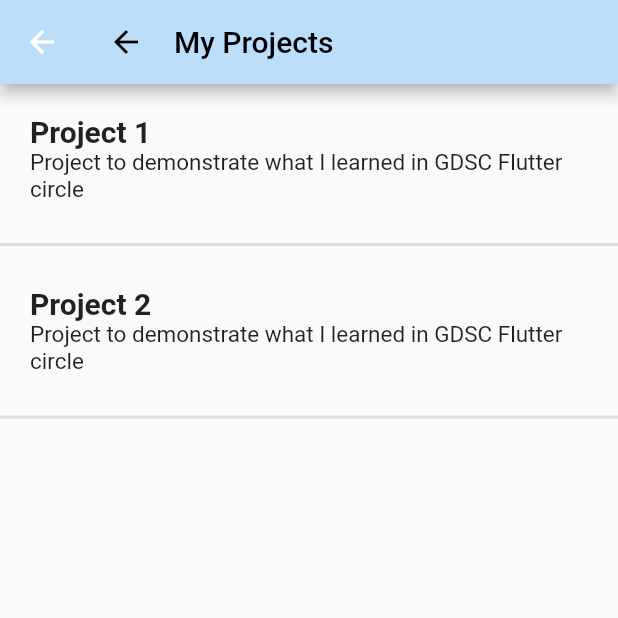
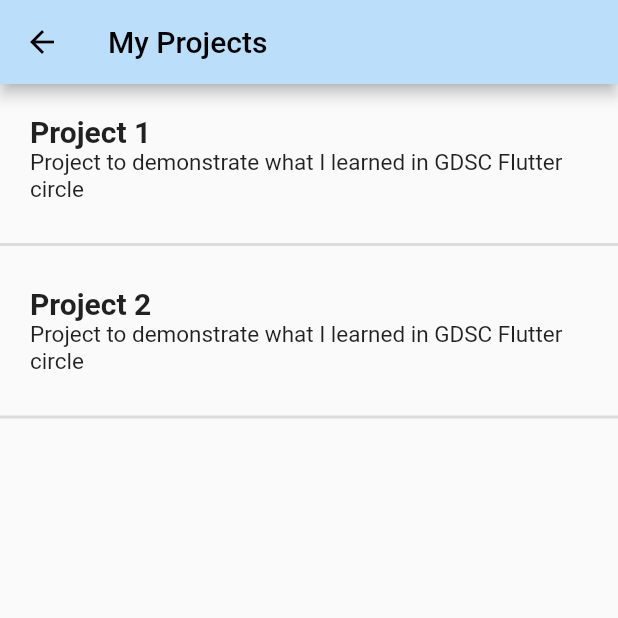
Before and after one commit to kamini-singh/portfolio_app, a Flutter app: the ProjectsPage screen opened directly, on a phone screen of 412 x 824 dp, the top half of it. Run offline on Flutter 3.47's test engine with Material 2 defaults, Android fonts, the phone set to English and light mode, and no system bars.

Commit message:
added navigation

```diff
--- a/lib/projects.dart
+++ b/lib/projects.dart
@@ -1,7 +1,8 @@
 import 'package:flutter/material.dart';
+import 'package:url_launcher/url_launcher.dart';
 
 class ProjectsPage extends StatelessWidget {
-  const ProjectsPage ({Key? key}) : super(key: key);
+  const ProjectsPage({Key? key}) : super(key: key);
 
   @override
   Widget build(BuildContext context) {
@@ -9,70 +10,89 @@ class ProjectsPage extends StatelessWidget {
       child: Scaffold(
           appBar: AppBar(
             backgroundColor: Colors.blue[100],
-          title: Row(
-            children: const [
-              Icon(
-                Icons.arrow_back,
+            title: const Text('My Projects',
+            style: TextStyle(
+              fontSize: 20,
               color: Colors.black,
             ),
-              SizedBox(
-                width: 20,
             ),
-              Text('My Projects',
-                  style: TextStyle(
-                    color: Colors.black,
-                  )),
-            ],
+            leading: IconButton(
+              onPressed:  () {
+                Navigator.pop(context);
+              },
+              icon: const Icon(Icons.arrow_back, color: Colors.black,),
               ),
           ),
           body: Column(
             children: [
-         Padding(
+              GestureDetector(
+                onTap: () {
+                  final Uri _url = Uri.parse('https://github.com/');
+                  _launchUrl(_url);
+                },
+                child: Padding(
                   padding: const EdgeInsets.all(20.0),
                   child: Column(
                     crossAxisAlignment: CrossAxisAlignment.start,
-           children: const[
-            Text('Project 1',
+                    children: const [
+                      Text(
+                        'Project 1',
                         style: TextStyle(
                           fontWeight: FontWeight.bold,
                           fontSize: 20,
                         ),
                       ),
-            Text('Project to demonstrate what I learned in GDSC Flutter circle',
+                      Text(
+                        'Project to demonstrate what I learned in GDSC Flutter circle',
                         style: TextStyle(
                           fontSize: 15,
-            ),),
+                        ),
+                      ),
                     ],
                   ),
                 ),
-
+              ),
               const Divider(
                 thickness: 2,
               ),
-         Padding(
+              GestureDetector(
+                onTap: (){
+                   final Uri _url = Uri.parse('https://github.com/');
+                  _launchUrl(_url);
+                },
+                child: Padding(
                   padding: const EdgeInsets.all(20.0),
                   child: Column(
                     crossAxisAlignment: CrossAxisAlignment.start,
-           children: const[
-            Text('Project 2',
+                    children: const [
+                      Text(
+                        'Project 2',
                         style: TextStyle(
                           fontWeight: FontWeight.bold,
                           fontSize: 20,
                         ),
                       ),
-            Text('Project to demonstrate what I learned in GDSC Flutter circle',
+                      Text(
+                        'Project to demonstrate what I learned in GDSC Flutter circle',
                         style: TextStyle(
                           fontSize: 15,
-            ),),
+                        ),
+                      ),
                     ],
+                  ),
                 ),
               ),
               const Divider(
                 thickness: 2,
               ),
             ],
-       )
-      ),
+          )),
     );
   }
 }
+
+Future<void> _launchUrl(_url) async {
+  if (!await launchUrl(_url)) {
+    throw 'Could not launch $_url';
+  }
+}
--- a/pubspec.yaml
+++ b/pubspec.yaml
@@ -34,6 +34,8 @@ dependencies:
   # The following adds the Cupertino Icons font to your application.
   # Use with the CupertinoIcons class for iOS style icons.
   cupertino_icons: ^1.0.2
+  url_launcher: ^6.1.5
+
 
 dev_dependencies:
   flutter_test:
```
Also changed, not shown: lib/home_page.dart (+23 -4 lines), lib/main.dart (+7 -2 lines), pubspec.lock, 2 other files. Lines whose indentation alone changed are shown as unchanged.
